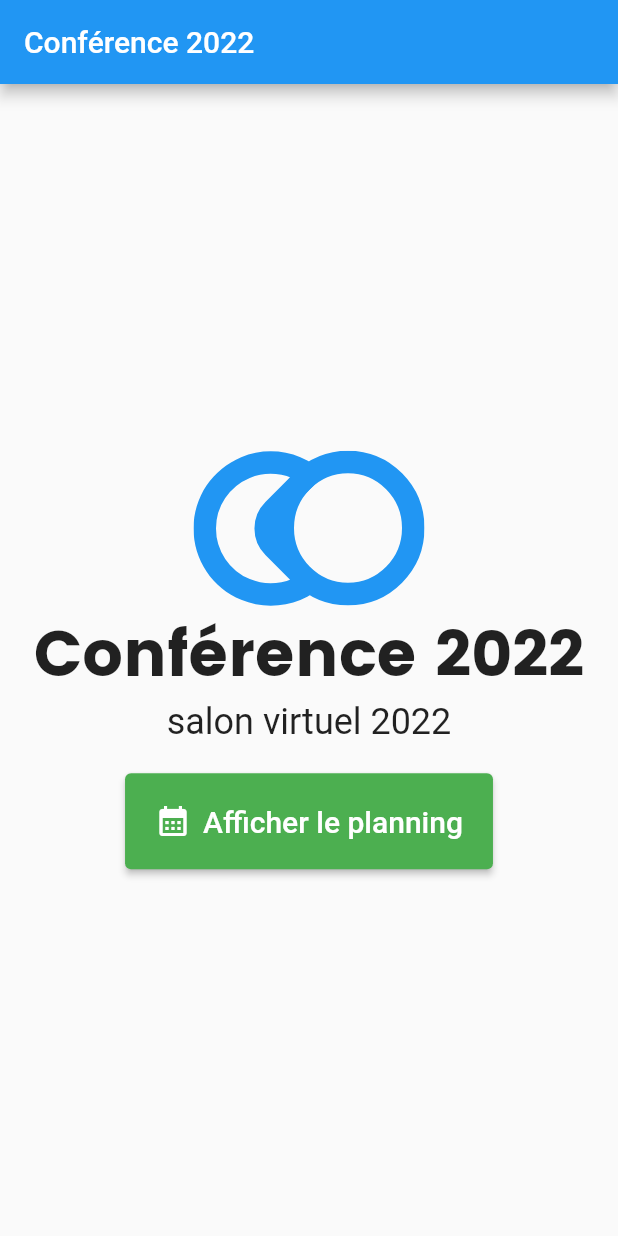
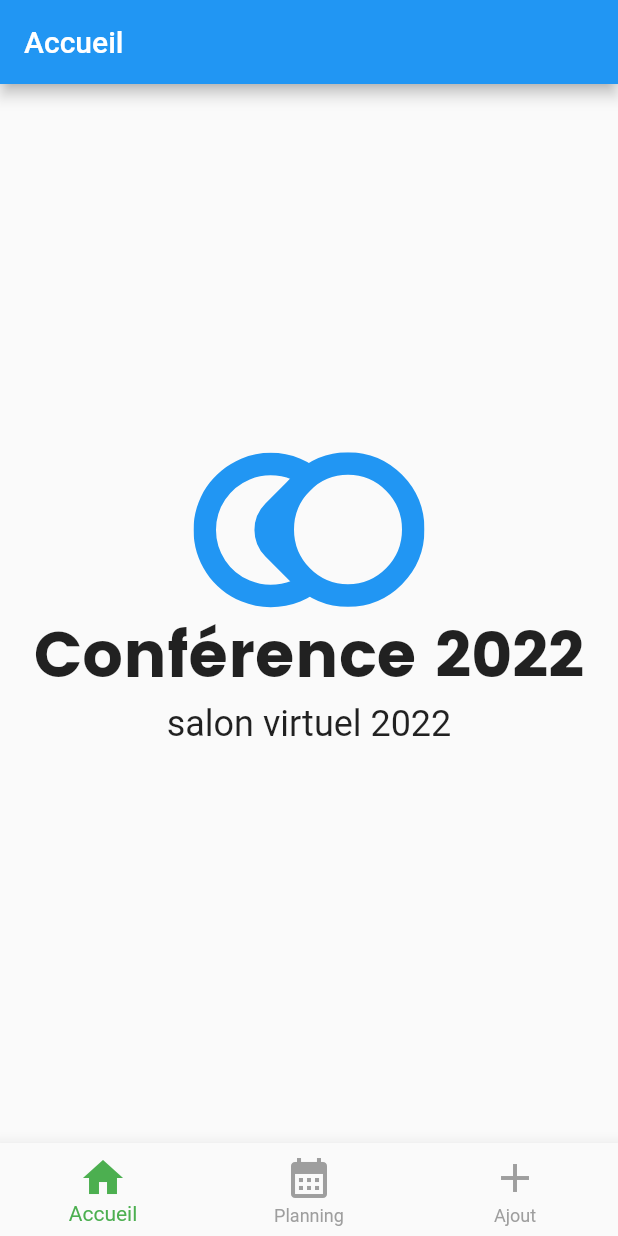
Before and after one commit to Dianavi22/conf-appli, a Flutter app: the screen it shows after launch, on a phone screen of 412 x 824 dp. Run offline on Flutter 3.47's test engine with Material 2 defaults, Android fonts, the phone set to English and light mode, and no system bars; our stand-ins replace flutter_svg.

Commit message:
Add navBar

```diff
--- a/lib/Pages/Home_page.dart
+++ b/lib/Pages/Home_page.dart
@@ -10,11 +10,7 @@ import 'EventPage.dart';class HomePage extends StatelessWidget {
 
   @override
   Widget build(BuildContext context) {
-    return Scaffold(
-        appBar: AppBar(
-          title: const Text("Conférence 2022"),
-        ),
-        body: Center(
+    return Center(
         child: Column(
           mainAxisAlignment: MainAxisAlignment.center,
           children: [
@@ -33,29 +29,10 @@ import 'EventPage.dart';class HomePage extends StatelessWidget {
             ),
 
             Padding(padding: EdgeInsets.only(top:20)),
-                ElevatedButton.icon(
-                    style: ButtonStyle(
-                        padding: MaterialStatePropertyAll(EdgeInsets.all(20)),
-                        backgroundColor: MaterialStatePropertyAll(Colors.green)
-                    ),
-                    onPressed: () {
-                      Navigator.push(
-                          context,
-                          PageRouteBuilder(
-                              pageBuilder: (_, __, ___) => EventPage()
+
+          ],
         )
     );
-                    },
-                    label: Text("Afficher le planning",
-                      style:TextStyle(
-                          fontSize: 20
-                      ),
-                    ),
-                    icon: Icon(Icons.calendar_month)
-                )
-              ],
-            )
-        )
-    );
+
   }
 }
--- a/lib/main.dart
+++ b/lib/main.dart
@@ -1,19 +1,70 @@
+import 'package:confappli/Pages/Add_event_page.dart';
 import 'package:flutter/material.dart';
 import 'package:flutter_svg/flutter_svg.dart';
 
+import 'Pages/EventPage.dart';
 import 'Pages/Home_page.dart';
 
 void main() {
   runApp(const MyApp());
 }
 
-class MyApp extends StatelessWidget {
+class MyApp extends StatefulWidget {
   const MyApp({Key? key}) : super(key: key);
+
+  @override
+  State<MyApp> createState() => _MyAppState();
+}
+
+class _MyAppState extends State<MyApp> {
+
+  int _currentIndex = 0;
+
+  setCurrentIndex(int index){
+    setState(() {
+      _currentIndex = index;
+    });
+  }
 
   @override
   Widget build(BuildContext context) {
     return MaterialApp(
-      home: HomePage(),
+        home: Scaffold(
+            appBar: AppBar(
+              title: [
+                Text("Accueil"),
+                Text("Liste des conférences"),
+                Text("Ajout d'un évènement")][_currentIndex],
+            ),
+            body: [
+              HomePage(),
+              EventPage(),
+              AddEventPage()
+            ][_currentIndex],
+            bottomNavigationBar: BottomNavigationBar(
+              currentIndex: _currentIndex,
+              onTap: (index) => setCurrentIndex(index),
+              type: BottomNavigationBarType.fixed,
+              selectedItemColor: Colors.green,
+              unselectedItemColor: Colors.grey,
+              iconSize: 32,
+              elevation: 10,
+              items: const [
+                BottomNavigationBarItem(
+                    icon: Icon(Icons.home),
+                    label: 'Accueil'
+                ),
+                BottomNavigationBarItem(
+                    icon: Icon(Icons.calendar_month),
+                    label: 'Planning'
+                ),
+                BottomNavigationBarItem(
+                    icon: Icon(Icons.add),
+                    label: 'Ajout'
+                )
+              ],
+            )
+        )
     );
   }
 }
```
Also changed, not shown: lib/Pages/Add_event_page.dart (added, +10 -0 lines), lib/Pages/EventPage.dart (+1 -6 lines). Lines whose indentation alone changed are shown as unchanged.
